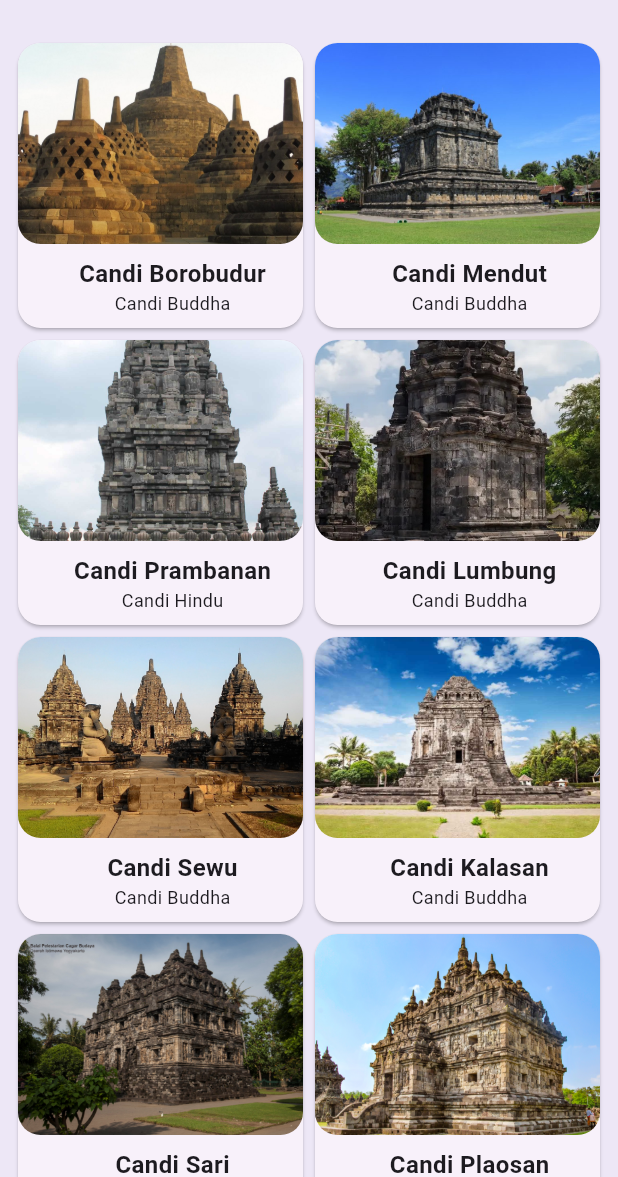
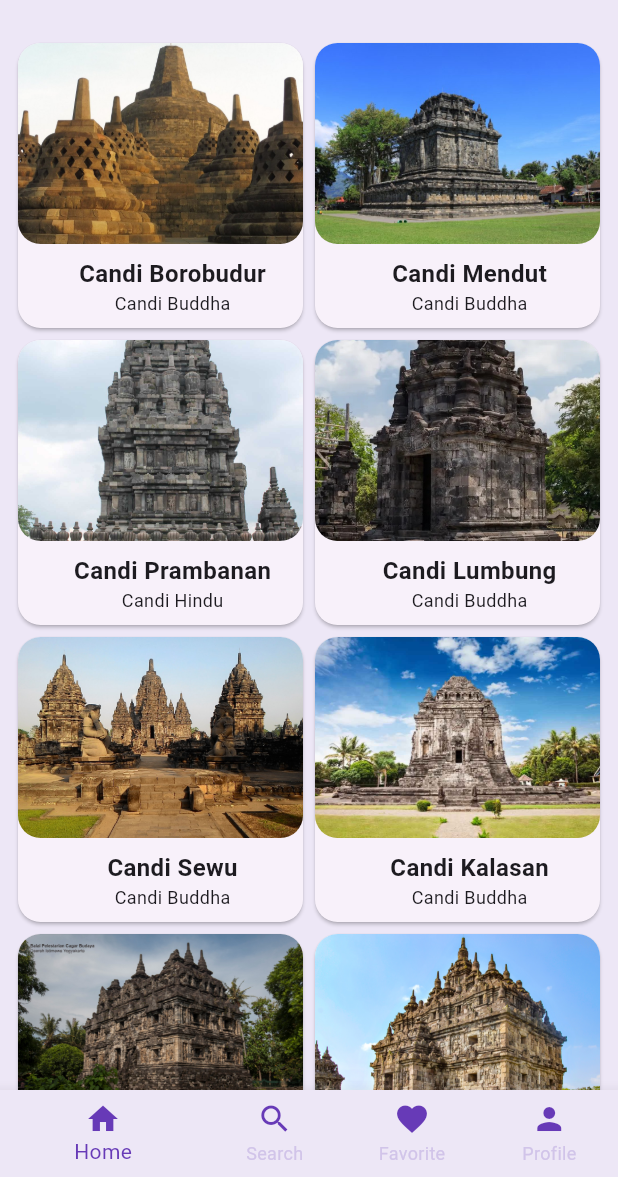
Before and after one commit to YoujoSenku/wisata_candi_stevencl, a Flutter app: the screen it shows after launch, on a phone screen of 412 x 824 dp, the part 59-1236 px from its top. Run offline on Flutter 3.47's test engine with Material 3 defaults, Android fonts, the phone set to English and light mode, and no system bars; our stand-ins replace cached_network_image.

Commit message:
update Navigation & Routing & Interation

```diff
--- a/lib/main.dart
+++ b/lib/main.dart
@@ -4,6 +4,7 @@ import 'package:wisata_candi_stevencl/data/candi_data.dart';
 import 'package:wisata_candi_stevencl/providers/auth_provider.dart';
 import 'package:wisata_candi_stevencl/providers/favorite_provider.dart';
 import 'package:wisata_candi_stevencl/screens/detail_screen.dart';
+import 'package:wisata_candi_stevencl/screens/favorite_screen.dart';
 import 'package:wisata_candi_stevencl/screens/home_screen.dart';
 import 'package:wisata_candi_stevencl/screens/profile_screen.dart';
 import 'package:wisata_candi_stevencl/screens/search_screen.dart';
@@ -44,10 +45,69 @@ class MyApp extends StatelessWidget {
         ),
         useMaterial3: true,
       ),
-      home: HomeScreen(),
-      // home: ProfileScreen(),
-      // home: DetailScreen(candi: candiList[0],),
-      // home: SignInScreen(),
+      home: MainScreen(),
     );
   }
 }
+
+class MainScreen extends StatefulWidget {
+  const MainScreen({super.key});
+
+  @override
+  State<MainScreen> createState() => _MainScreenState();
+}
+
+class _MainScreenState extends State<MainScreen> {
+  // TODO: 1. Deklarasikan variabel
+  int _currentIndex = 0;
+  final List<Widget> _children = [
+    HomeScreen(),
+    SearchScreen(),
+    FavoriteScreen(),
+    ProfileScreen(),
+  ];
+
+  @override
+  Widget build(BuildContext context) {
+    return Scaffold(
+      // TODO: 2. Buat properti body berupa widget yang ditampilkan
+      body: _children[_currentIndex],
+      // TODO: 3. Buat properti bottomNavigatorBar dengan nilai Theme
+      bottomNavigationBar: Theme(
+        // TODO: 4. Buat data dan child dari Theme
+        data: Theme.of(context).copyWith(
+          canvasColor: Colors.deepPurple[50],
+        ),
+        child: BottomNavigationBar(
+          currentIndex: _currentIndex,
+          onTap: (index){
+            setState(() {
+              _currentIndex = index;
+            });
+          },
+          items: [
+            BottomNavigationBarItem(
+              icon: Icon(Icons.home, color: Colors.deepPurple,),
+              label: 'Home',
+            ),
+            BottomNavigationBarItem(
+              icon: Icon(Icons.search, color: Colors.deepPurple,),
+              label: 'Search',
+            ),
+            BottomNavigationBarItem(
+              icon: Icon(Icons.favorite, color: Colors.deepPurple,),
+              label: 'Favorite',
+            ),
+            BottomNavigationBarItem(
+              icon: Icon(Icons.person, color: Colors.deepPurple,),
+              label: 'Profile',
+            ),
+          ],
+          selectedItemColor: Colors.deepPurple,
+          unselectedItemColor: Colors.deepPurple[100],
+          showUnselectedLabels: true,
+        ),
+      ),
+    );
+  }
+}
--- a/lib/widgets/item_card.dart
+++ b/lib/widgets/item_card.dart
@@ -1,5 +1,6 @@
 import 'package:flutter/material.dart';
 import 'package:wisata_candi_stevencl/models/candi.dart';
+import 'package:wisata_candi_stevencl/screens/detail_screen.dart';
 
 class ItemCard extends StatelessWidget {
   // TODO: 1. Deklarasikan variabel yang dibutuhkan dan pasang pada konstruktor
@@ -9,7 +10,16 @@ class ItemCard extends StatelessWidget {
 
   @override
   Widget build(BuildContext context) {
-    return Card(
+    return InkWell(
+      onTap: () {
+        Navigator.push(
+            context,
+            MaterialPageRoute(
+                builder: (context) => DetailScreen(candi: candi)
+            ),
+        );
+      },
+      child: Card(
         // TODO: 2. Tetapkan parameter shape, margin, dan elevation dari Cari
         shape: RoundedRectangleBorder(borderRadius: BorderRadius.circular(15)),
         margin: EdgeInsets.all(4),
@@ -46,6 +56,7 @@ class ItemCard extends StatelessWidget {
             ),
           ],
         ),
+      ),
     );
   }
 }
```
Also changed, not shown: lib/screens/detail_screen.dart (+11 -11 lines), lib/screens/favorite_screen.dart (added, +15 -0 lines). Lines whose indentation alone changed are shown as unchanged.
